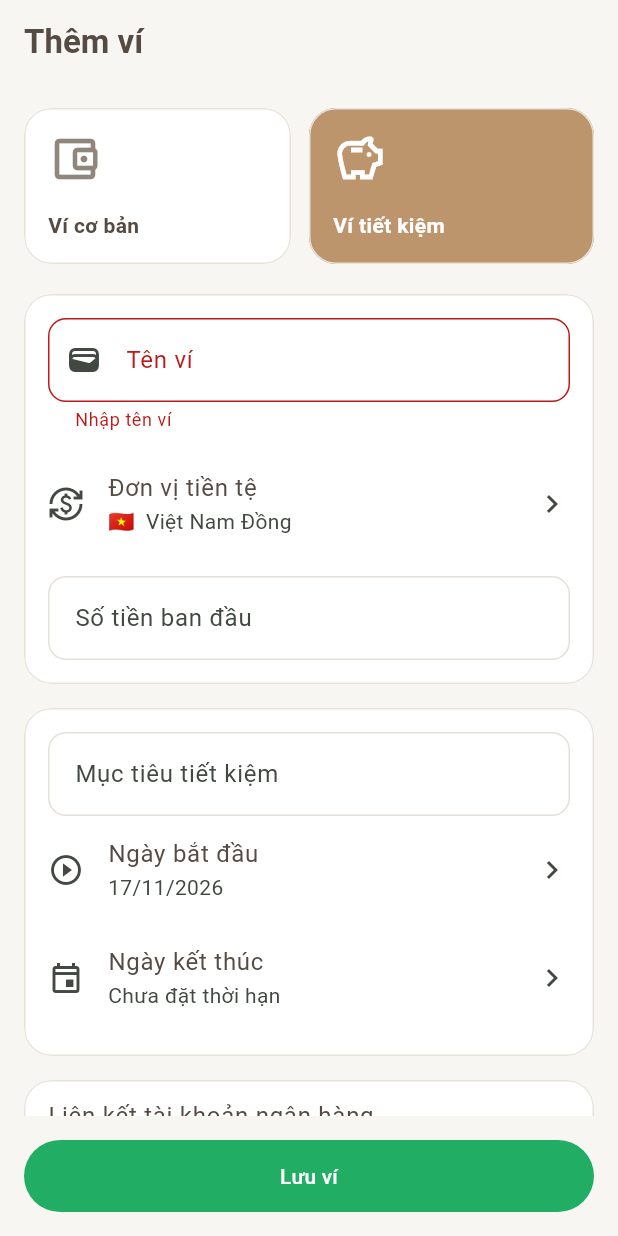
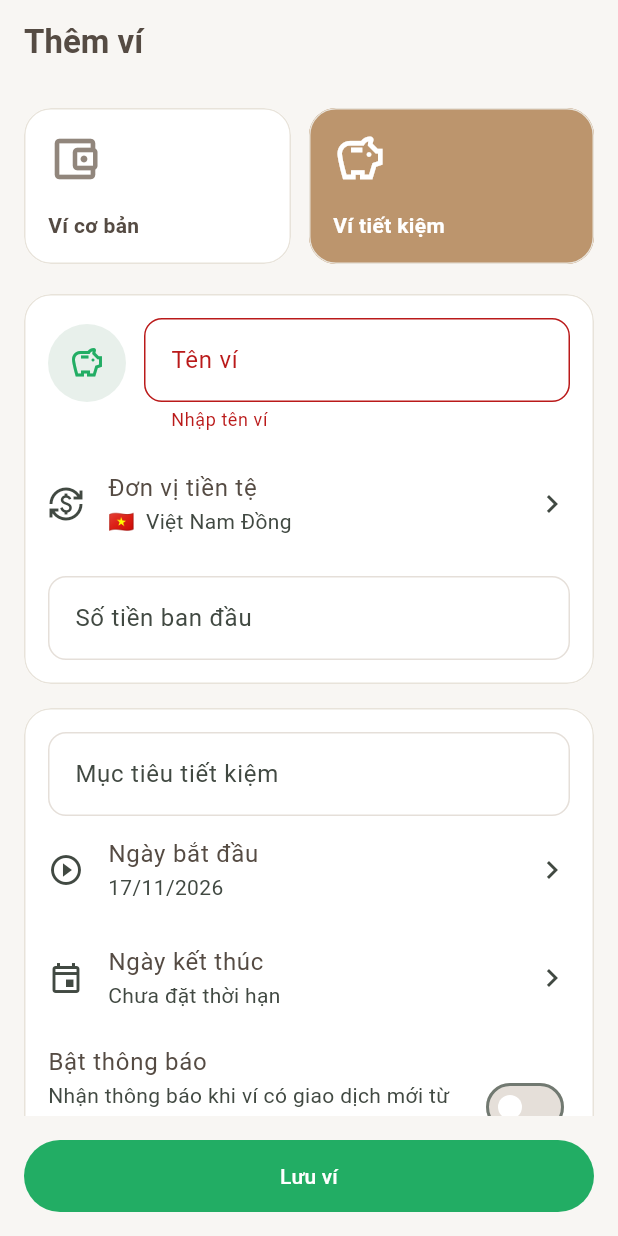
Before and after one commit to Duzcc/LTD--FINANCIAL-APP, a Flutter app: the CreateWalletScreen widget shown alone on an empty page, opened directly, after a tap on "Lưu ví", after a tap on "Ví tiết kiệm", on a phone screen of 412 x 824 dp. Run offline on Flutter 3.47's test engine with Material 3 defaults, Android fonts, the phone set to English and light mode, and no system bars; our stand-ins replace fl_chart, flutter_local_notifications, image_picker, qr_flutter, share_plus, shared_preferences and 2 more; accounts and stored records are empty; network calls fail.

Commit message:
Ví có biểu tượng và thông báo cho ví tiết kiệm; gom lời gọi phân tích
- Chọn biểu tượng ví ở màn riêng, kết quả trả về qua Navigator.pop (Bảng 22 bước 3)
- Ví tiết kiệm bật thông báo: báo khi có giao dịch từ thiết bị khác, định kỳ hoặc ngân hàng (Bảng 22 bước 6)
- Backend lưu và kiểm tra symbol, notify của ví
- Chỉ hỏi phân tích khi thay đổi đã lên máy chủ; đồng bộ không đổi dữ liệu thì không tính lại

```diff
--- a/frontend/lib/features/finance/domain/entities/money_wallet.dart
+++ b/frontend/lib/features/finance/domain/entities/money_wallet.dart
@@ -8,6 +8,8 @@ class MoneyWallet {
       this.currency = 'VND',
       this.savings = false,
       this.excluded = false,
+      this.notify = false,
+      this.symbol,
       this.target = 0,
       this.startDate,
       this.deadline,
@@ -16,7 +18,8 @@ class MoneyWallet {
       this.bankHolder});
   final String id, name, currency;
   final double opening, target;
-  final bool savings, excluded;
+  final bool savings, excluded, notify;
+  final int? symbol;
   final DateTime? startDate, deadline;
 
   final String? bankBin, bankAccount, bankHolder;
@@ -28,6 +31,8 @@ class MoneyWallet {
         'currency': currency,
         'savings': savings,
         'excluded': excluded,
+        'notify': notify,
+        'symbol': symbol,
         'target': target,
         'startDate': isoUtc(startDate),
         'deadline': isoUtc(deadline),
@@ -42,6 +47,8 @@ class MoneyWallet {
       currency: j['currency'] ?? 'VND',
       savings: j['savings'] == true,
       excluded: j['excluded'] == true,
+      notify: j['notify'] == true,
+      symbol: (j['symbol'] as num?)?.toInt(),
       target: parseNumber(j['target']),
       startDate: parseLocalDate(j['startDate']),
       deadline: parseLocalDate(j['deadline']),
--- a/frontend/lib/features/finance/domain/finance_store.dart
+++ b/frontend/lib/features/finance/domain/finance_store.dart
@@ -4,6 +4,8 @@ abstract interface class FinanceStore implements LedgerQueries {
   bool get signedIn;
   String? get accountId;
   int get dataRevision;
+  bool get syncing;
+  int get pendingChanges;
   T cached<T>(T Function() build);
   Future<Map<String, dynamic>> aiRequest(String method, String path, {Object? body, bool pushFirst = true});
   Future<Map<String, dynamic>> bankRequest(String method, String path, {Object? body});
--- a/frontend/lib/features/finance/presentation/entity_icons.dart
+++ b/frontend/lib/features/finance/presentation/entity_icons.dart
@@ -32,6 +32,24 @@ extension CategoryIcon on MoneyCategory {
   IconData get icon => categoryIcons[symbol.clamp(0, categoryIcons.length - 1)];
 }
 
+const walletIcons = [
+  Icons.account_balance_wallet_outlined,
+  Icons.payments_outlined,
+  Icons.credit_card,
+  Icons.account_balance_outlined,
+  Icons.savings_outlined,
+  Icons.diamond_outlined,
+  Icons.flight_outlined,
+  Icons.home_outlined,
+  Icons.directions_car_outlined,
+  Icons.school_outlined,
+  Icons.medical_services_outlined,
+  Icons.card_giftcard_outlined,
+];
+
 extension WalletIcon on MoneyWallet {
-  IconData get icon => savings ? Icons.savings_outlined : Icons.account_balance_wallet_outlined;
+  IconData get icon => switch (symbol) {
+        final int i when i >= 0 && i < walletIcons.length => walletIcons[i],
+        _ => savings ? Icons.savings_outlined : Icons.account_balance_wallet_outlined,
+      };
 }
--- a/frontend/lib/features/wallets/presentation/create_wallet_screen.dart
+++ b/frontend/lib/features/wallets/presentation/create_wallet_screen.dart
@@ -7,6 +7,9 @@ import 'package:finance_app/core/widgets/finance_ui.dart';
 import 'package:finance_app/features/wallets/presentation/currency_selection_screen.dart';
 import 'package:finance_app/features/banking/domain/vietqr.dart';
 import 'package:finance_app/core/validation/validators.dart';
+import 'package:finance_app/app/notification_service.dart';
+import 'package:finance_app/features/finance/presentation/entity_icons.dart';
+import 'package:finance_app/features/wallets/presentation/wallet_icon_screen.dart';
 
 class CreateWalletScreen extends StatefulWidget {
   const CreateWalletScreen(
@@ -29,7 +32,9 @@ class _CreateWalletScreenState extends State<CreateWalletScreen> {
       text: formatAmountInput(widget.wallet?.target ?? 0));
   late String currency = widget.wallet?.currency ?? 'VND';
   late bool savings = widget.wallet?.savings ?? widget.savings,
-      excluded = widget.wallet?.excluded ?? false;
+      excluded = widget.wallet?.excluded ?? false,
+      notify = widget.wallet?.notify ?? false;
+  late int? symbol = widget.wallet?.symbol;
   late DateTime? deadline = widget.wallet?.deadline;
   late bool linkBank = widget.wallet?.hasBank ?? false;
   late String? bankBin = widget.wallet?.bankBin;
@@ -55,6 +60,23 @@ class _CreateWalletScreenState extends State<CreateWalletScreen> {
   }
 
   double amountOf(TextEditingController c) => parseAmount(c.text) ?? 0;
+
+  IconData get shownIcon => symbol == null
+      ? (savings ? Icons.savings_outlined : Icons.account_balance_wallet_outlined)
+      : walletIcons[symbol!];
+
+  Future<void> pickIcon() async {
+    final i = await openPage<int>(
+        context, WalletIconScreen(selected: symbol ?? (savings ? 4 : 0)));
+    if (i != null && mounted) setState(() => symbol = i);
+  }
+
+  Future<void> setNotify(bool v) async {
+    setState(() => notify = v);
+    if (v && !await NotificationService.instance.requestPermission() && mounted) {
+      message(context, 'Chưa được cấp quyền thông báo. Hãy bật trong Cài đặt của hệ điều hành.');
+    }
+  }
   void save() {
     if (!form.currentState!.validate()) return;
     final p = context.read<FinanceProvider>();
@@ -67,6 +89,8 @@ class _CreateWalletScreenState extends State<CreateWalletScreen> {
           currency: currency,
           savings: savings,
           excluded: excluded,
+          notify: savings && notify,
+          symbol: symbol,
           target: savings ? amountOf(target) : 0,
           startDate: savings ? startDate : null,
           deadline: savings ? deadline : null,
@@ -130,14 +154,28 @@ class _CreateWalletScreenState extends State<CreateWalletScreen> {
             const SizedBox(height: 20),
             Panel(
                 child: Column(children: [
-              TextFormField(
-                  controller: name,
-                  textCapitalization: TextCapitalization.sentences,
-                  decoration: const InputDecoration(
-                      labelText: 'Tên ví',
-                      prefixIcon: Icon(Icons.wallet_outlined)),
-                  validator: (v) =>
-                      v == null || v.trim().isEmpty ? 'Nhập tên ví' : null),
+              Row(crossAxisAlignment: CrossAxisAlignment.start, children: [
+                Padding(
+                    padding: const EdgeInsets.only(top: 4, right: 12),
+                    child: Tooltip(
+                        message: 'Chọn biểu tượng',
+                        child: InkWell(
+                            key: const ValueKey('wallet-icon-picker'),
+                            customBorder: const CircleBorder(),
+                            onTap: pickIcon,
+                            child: CircleAvatar(
+                                radius: 26,
+                                backgroundColor: AppColors.primaryGreenSurface,
+                                child: Icon(shownIcon, color: AppColors.primaryGreen))))),
+                Expanded(
+                    child: TextFormField(
+                        controller: name,
+                        textCapitalization: TextCapitalization.sentences,
+                        textInputAction: TextInputAction.next,
+                        decoration: const InputDecoration(labelText: 'Tên ví'),
+                        validator: (v) =>
+                            v == null || v.trim().isEmpty ? 'Nhập tên ví' : null)),
+              ]),
               const SizedBox(height: 12),
               ListTile(
                   contentPadding: EdgeInsets.zero,
@@ -224,6 +262,14 @@ class _CreateWalletScreenState extends State<CreateWalletScreen> {
                           lastDate: DateTime(2100));
                       if (d != null && mounted) setState(() => deadline = d);
                     }),
+                SwitchListTile(
+                    key: const ValueKey('wallet-notify'),
+                    contentPadding: EdgeInsets.zero,
+                    tileColor: Colors.transparent,
+                    title: const Text('Bật thông báo'),
+                    subtitle: const Text('Nhận thông báo khi ví có giao dịch mới từ thiết bị khác, giao dịch định kỳ hoặc ngân hàng.'),
+                    value: notify,
+                    onChanged: setNotify),
               ]))
             ],
             const SizedBox(height: 16),
--- a/frontend/lib/main.dart
+++ b/frontend/lib/main.dart
@@ -28,6 +28,7 @@ Future<void> main() async {
         'Không mở được bộ nhớ thiết bị. Dữ liệu hiện chỉ lưu trong phiên sử dụng này.';
   }
   finance.onScheduleChanged = NotificationService.instance.apply;
+  finance.onWalletActivity = NotificationService.instance.walletActivity;
   finance.runRecurring();
   runApp(FinanceApp(
       finance: finance,
```
Also changed, not shown: frontend/lib/app/notification_service.dart (+27 -2 lines), frontend/lib/features/ai/data/repositories/ai_repository.dart (+10 -4 lines), frontend/lib/features/finance/presentation/finance_provider.dart (+26 -4 lines), frontend/lib/features/wallets/presentation/wallet_icon_screen.dart (added, +46 -0 lines), 6 other files.
